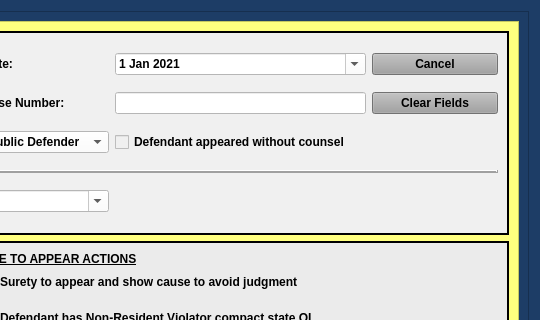
HunterProgram22/MuniEntry, file package/views/ui/FailureToAppearDialog.ui: the form before one commit; both pictures show x 448 to 988 and y 0 to 320 of the 988 by 725 pixel window.
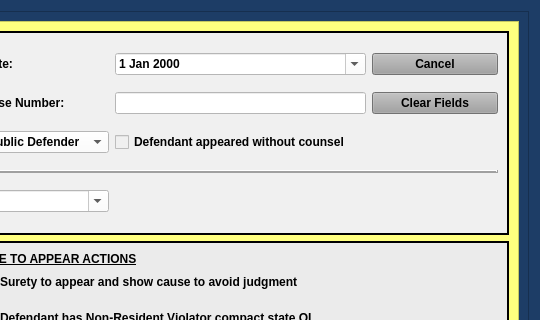
The form after the commit. Custom widgets are drawn as their Qt base class.

```diff
--- a/package/views/ui/FailureToAppearDialog.ui
+++ b/package/views/ui/FailureToAppearDialog.ui
@@ -219,23 +219,9 @@
                 <string notr="true">color: rgb(0, 0, 0);
 background-color: rgb(255, 255, 255);</string>
                </property>
-               <property name="minimumDate">
-                <date>
-                 <year>2021</year>
-                 <month>1</month>
-                 <day>1</day>
-                </date>
-               </property>
                <property name="calendarPopup">
                 <bool>true</bool>
                </property>
-               <property name="date">
-                <date>
-                 <year>2021</year>
-                 <month>1</month>
-                 <day>1</day>
-                </date>
-               </property>
               </widget>
              </item>
              <item row="0" column="2">
@@ -786,6 +772,18 @@
    </item>
   </layout>
  </widget>
+ <customwidgets>
+  <customwidget>
+   <class>NoScrollDateEdit</class>
+   <extends>QDateEdit</extends>
+   <header>.custom_widgets</header>
+  </customwidget>
+  <customwidget>
+   <class>NoScrollComboBox</class>
+   <extends>QComboBox</extends>
+   <header>.custom_widgets</header>
+  </customwidget>
+ </customwidgets>
  <tabstops>
   <tabstop>defendant_first_name_lineEdit</tabstop>
   <tabstop>defendant_last_name_lineEdit</tabstop>
```
Left out of the diff: 12 changed lines with no effect on the pictures.
